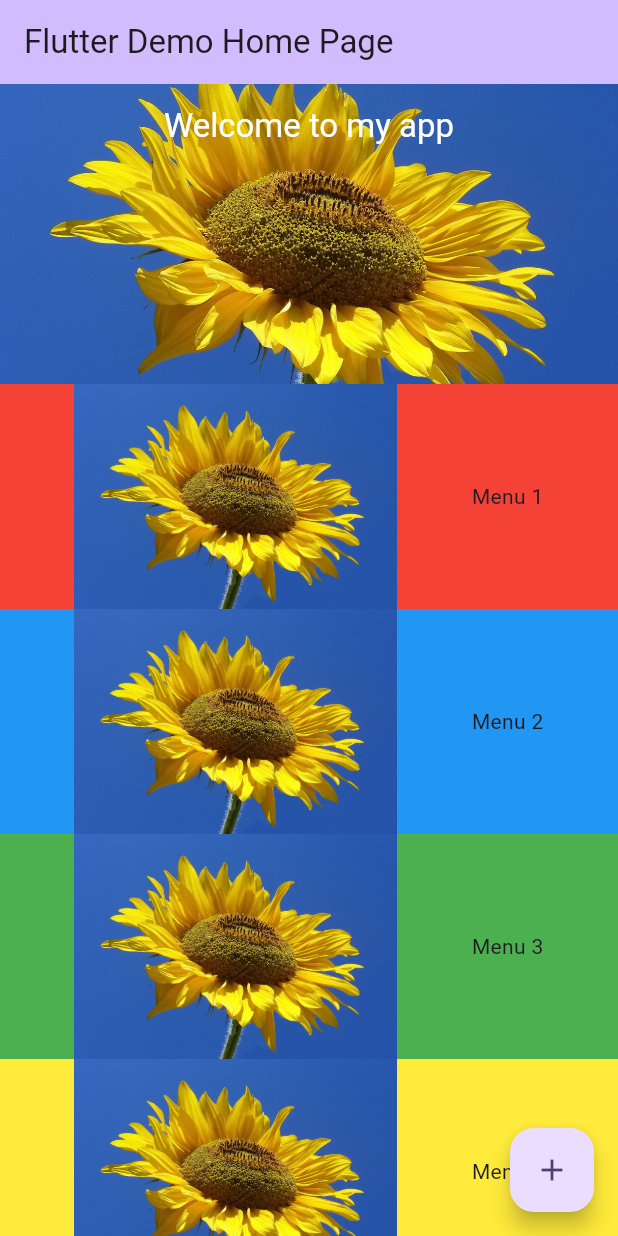
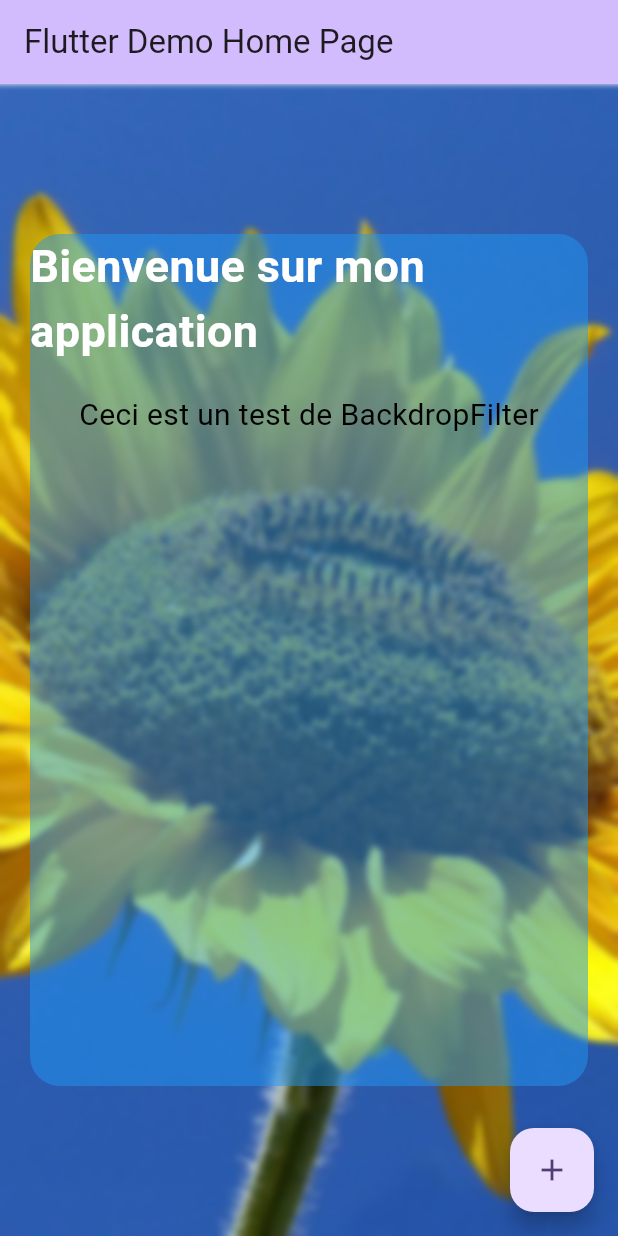
Before and after one commit to fanetech/flutter_three, a Flutter app: the screen it shows after launch, on a phone screen of 412 x 824 dp. Run offline on Flutter 3.47's test engine with Material 3 defaults, Android fonts, the phone set to English and light mode, and no system bars; missing offline and left inert: lecle_flutter_carousel_pro.

Commit message:
backDrop fulter

```diff
--- a/lib/main.dart
+++ b/lib/main.dart
@@ -4,6 +4,7 @@
 
 import 'package:flutter/material.dart';
 import 'package:lecle_flutter_carousel_pro/lecle_flutter_carousel_pro.dart';
+import 'package:test_app/widgets/backDropFilter.dart';
 import 'package:test_app/widgets/sliverBar.dart';
 // import 'package:another_carousel_pro/another_carousel_pro.dart';
 
@@ -95,7 +96,7 @@ class _MyHomePageState extends State<MyHomePage> {
         backgroundColor: Theme.of(context).colorScheme.inversePrimary,
         title: Text(widget.title),
       ),
-      body: SliverBar(),
+      body: BackDropFilter(),
       // body: ListView(
       //   children: [
       //     // const CarouselPage(),
--- /dev/null
+++ b/lib/widgets/backDropFilter.dart
@@ -0,0 +1,61 @@
+import 'dart:ui';
+
+import 'package:flutter/material.dart';
+
+class BackDropFilter extends StatefulWidget {
+  const BackDropFilter({super.key});
+
+  @override
+  State<BackDropFilter> createState() => _BackDropFilterState();
+}
+
+class _BackDropFilterState extends State<BackDropFilter> {
+  @override
+  Widget build(BuildContext context) {
+    return Stack(
+      fit: StackFit.expand,
+      children: [
+        Container(
+          height: MediaQuery.of(context).size.height,
+          width: MediaQuery.of(context).size.width,
+          decoration: BoxDecoration(
+            shape: BoxShape.rectangle,
+            image: DecorationImage(
+              image: AssetImage('images/test.jpg'),
+              fit: BoxFit.cover,
+            ),
+          ),
+        ),
+        Positioned(
+          top: 100,
+          left: 20,
+          right: 20,
+          bottom: 100,
+          child: BackdropFilter(
+            filter: ImageFilter.blur(sigmaX: 2, sigmaY: 2),
+            child: ClipRRect(
+              borderRadius: BorderRadius.circular(20),
+              child: Container(
+                color: Colors.blue.withOpacity(0.5),
+                child: Column(children: [
+                  const Text('Bienvenue sur mon application',
+                      style: TextStyle(
+                        color: Colors.white,
+                        fontSize: 30,
+                        fontWeight: FontWeight.bold,
+                      )),
+                  const SizedBox(height: 20),
+                  const Text('Ceci est un test de BackdropFilter',
+                      style: TextStyle(
+                        color: Colors.black,
+                        fontSize: 20,
+                      )),
+                ]),
+              ),
+            ),
+          ),
+        )
+      ],
+    );
+  }
+}
--- a/lib/widgets/sliverBar.dart
+++ b/lib/widgets/sliverBar.dart
@@ -32,7 +32,7 @@ class _SliverBarState extends State<SliverBar> {
           ),
           centerTitle: true,
           pinned: true,
-          floating: false,
+          floating: true,
           expandedHeight: 200,
           backgroundColor: Colors.transparent,
           flexibleSpace: FlexibleSpaceBar(
```
